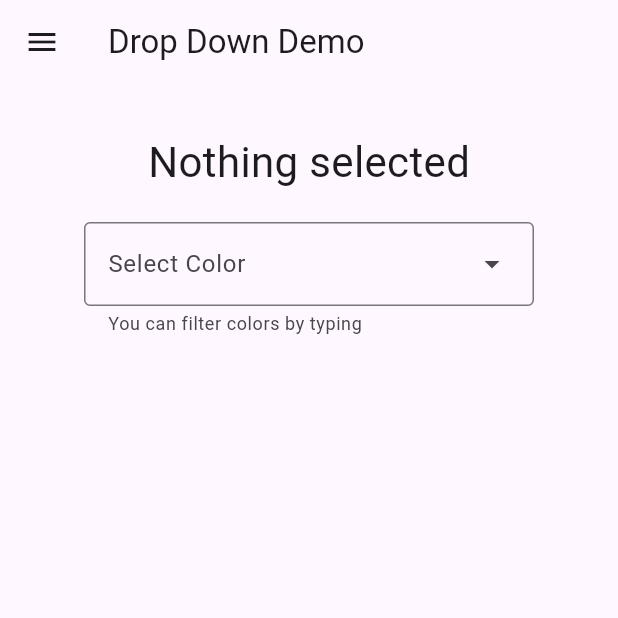
After one commit to sssloba/flutter-widgets-demo, a Flutter app: the DropDownDemo screen opened directly, on a phone screen of 412 x 824 dp, the top half of it. The commit adds this screen. Run offline on Flutter 3.47's test engine with Material 3 defaults, Android fonts, the phone set to English and light mode, and no system bars.

Commit message:
dropdown-demo

```diff
--- /dev/null
+++ b/lib/screens/drop_down_demo.dart
@@ -0,0 +1,86 @@
+import 'package:flutter/material.dart';
+import 'package:flutter_widgets_demo/widgets/app_drawer.dart';
+
+class DropDownDemo extends StatefulWidget {
+  const DropDownDemo({Key? key}) : super(key: key);
+
+  @override
+  State<DropDownDemo> createState() => _DropDownDemoState();
+}
+
+class _DropDownDemoState extends State<DropDownDemo> {
+  String _selected = 'Nothing selected';
+  Color? _selectedColor;
+  late final TextEditingController _textEditingController;
+  String? _hintText;
+
+  @override
+  void initState() {
+    super.initState();
+    _textEditingController = TextEditingController();
+  }
+
+  @override
+  void dispose() {
+    _textEditingController.dispose();
+    super.dispose();
+  }
+
+  @override
+  Widget build(BuildContext context) {
+    return Scaffold(
+      //resizeToAvoidBottomInset: true,
+      drawer: const AppDrawer(),
+      appBar: AppBar(
+        title: const Text('Drop Down Demo'),
+      ),
+      body: SingleChildScrollView(
+        reverse: true,
+        child: Padding(
+          padding: const EdgeInsets.all(32.0),
+          child: Center(
+            child: Column(
+              mainAxisSize: MainAxisSize.min,
+              crossAxisAlignment: CrossAxisAlignment.center,
+              mainAxisAlignment: MainAxisAlignment.center,
+              children: [
+                Text(
+                  _selected,
+                  style: TextStyle(fontSize: 28, color: _selectedColor),
+                ),
+                const SizedBox(
+                  height: 20,
+                ),
+                DropdownMenu(
+                  label: const Text('Select Color'),
+                  hintText: _hintText,
+                  enableFilter: true,
+                  requestFocusOnTap: true,
+                  helperText: 'You can filter colors by typing',
+                  controller: _textEditingController,
+                  dropdownMenuEntries: const <DropdownMenuEntry<Color>>[
+                    DropdownMenuEntry<Color>(value: Colors.red, label: 'Red'),
+                    DropdownMenuEntry<Color>(value: Colors.blue, label: 'Blue'),
+                    DropdownMenuEntry<Color>(
+                        value: Colors.green, label: 'Green'),
+                    DropdownMenuEntry<Color>(
+                        value: Colors.yellow, label: 'Yellow'),
+                  ],
+                  onSelected: (Color? value) {
+                    setState(() {
+                      _hintText = _textEditingController.text;
+                      _textEditingController.clear();
+                      _selectedColor = value;
+                      _selected = 'Selected color is: $value';
+                    });
+                  },
+                  width: 300,
+                ),
+              ],
+            ),
+          ),
+        ),
+      ),
+    );
+  }
+}
--- a/lib/widgets/app_drawer.dart
+++ b/lib/widgets/app_drawer.dart
@@ -2,6 +2,7 @@ import 'package:flutter/material.dart';
 import 'package:flutter_widgets_demo/screens/animated_cross_fade_demo.dart';
 import 'package:flutter_widgets_demo/screens/callback_text_first.dart';
 import 'package:flutter_widgets_demo/screens/draggable_scrollabe_demo.dart';
+import 'package:flutter_widgets_demo/screens/drop_down_demo.dart';
 import 'package:flutter_widgets_demo/screens/overlay_portal_demo.dart';
 import 'package:flutter_widgets_demo/screens/physical_model_demo.dart';
 import 'package:flutter_widgets_demo/screens/draggables.dart';
@@ -34,6 +35,7 @@ class AppDrawer extends StatelessWidget {
           DrawerTile('Draggable Scrollable Demo', DraggableScrollableDemo()),
           DrawerTile('Value Notifier Draggable', ValueNotifierDraggable()),
           DrawerTile('Overlay Portal Demo', OverlayPortalDemo()),
+          DrawerTile('Drop Down Demo', DropDownDemo()),
         ],
       ),
     );
```
